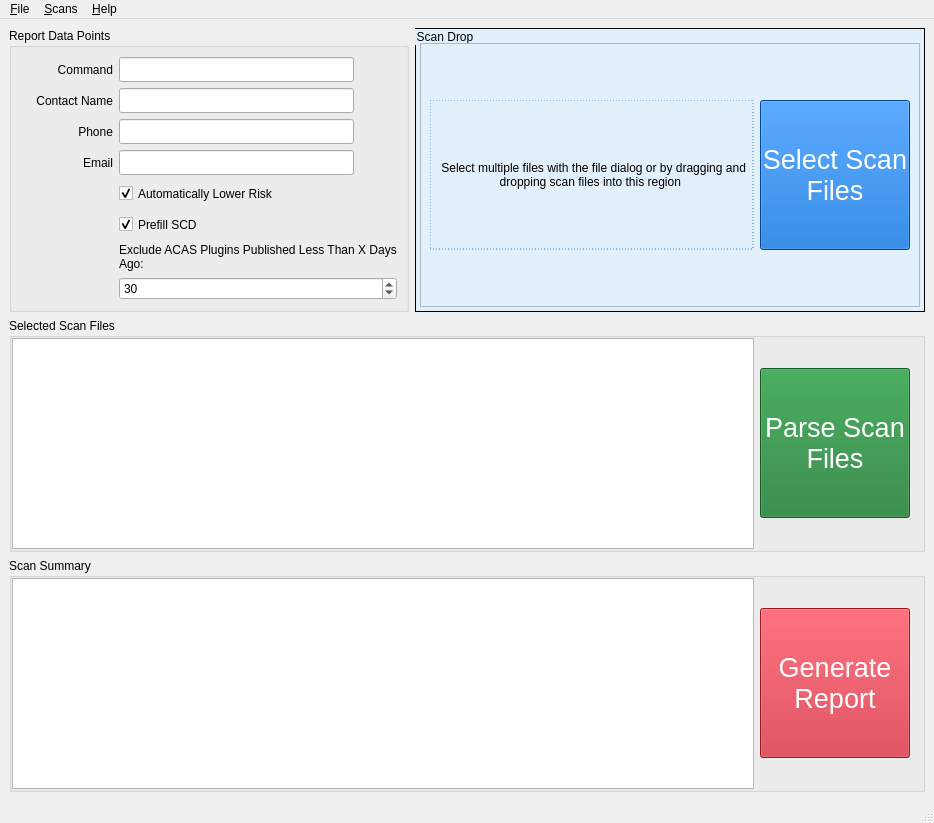
Old version of the form ui_scans_to_reports.ui in the repository CyberSecDef/scans2reports.
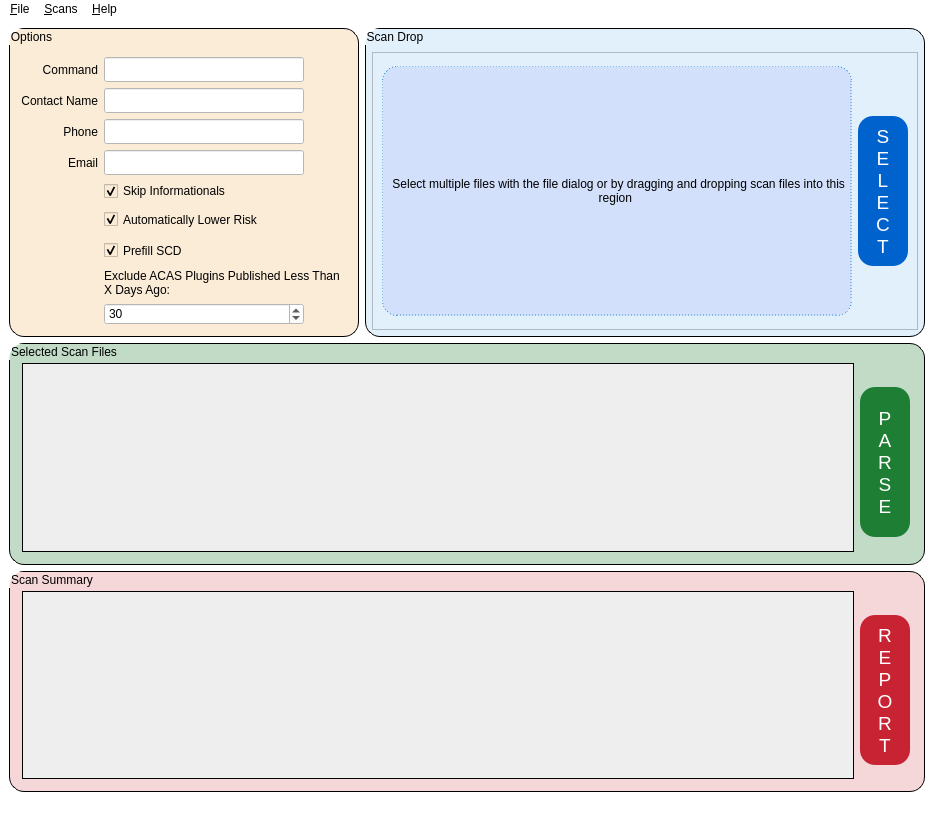
New version of the form.

Commit message: Fixes #45 Added option to skip non-required informational findings.  This is a major performance increase!

```diff
--- a/ui_scans_to_reports.ui
+++ b/ui_scans_to_reports.ui
@@ -14,6 +14,9 @@
   <property name="windowTitle">
    <string>Scans To Reports</string>
   </property>
+  <property name="styleSheet">
+   <string notr="true">background: #ffffff;</string>
+  </property>
   <widget class="QWidget" name="main_content">
    <property name="styleSheet">
     <string notr="true"/>
@@ -21,6 +24,13 @@
    <layout class="QGridLayout" name="gridLayout_2">
     <item row="1" column="0" colspan="2">
      <widget class="QGroupBox" name="grp_selected_scans">
+      <property name="styleSheet">
+       <string notr="true">QGroupBox{
+background-color: #c1dbc7;
+border-radius:15px;
+border:1px solid #000000;
+}</string>
+      </property>
       <property name="title">
        <string>Selected Scan Files</string>
       </property>
@@ -48,7 +58,14 @@
             <enum>Qt::ActionsContextMenu</enum>
            </property>
            <property name="styleSheet">
-            <string notr="true">QHeaderView::section{
+            <string notr="true">QTableWidget{
+background:#eeeeee;
+border-radius:0px;
+border: 1px solid black;
+margin-left:10px;
+margin-bottom:10px;
+}
+QHeaderView::section{
             border-top:0px solid #D8D8D8;
             border-left:0px solid #D8D8D8;
             border-right:1px solid #D8D8D8;
@@ -73,30 +90,34 @@
           <widget class="QPushButton" name="btn_parse_scan_files">
            <property name="minimumSize">
             <size>
-             <width>150</width>
+             <width>50</width>
              <height>150</height>
             </size>
            </property>
            <property name="maximumSize">
             <size>
-             <width>150</width>
+             <width>50</width>
              <height>150</height>
             </size>
            </property>
            <property name="font">
             <font>
              <family>Arial</family>
-             <pointsize>20</pointsize>
+             <pointsize>14</pointsize>
             </font>
            </property>
            <property name="styleSheet">
             <string notr="true">background-color: rgb(30, 126, 52);
 color: #ffffff;
-font-size:20pt;</string>
+border-radius: 15px;
+font-size:14pt;</string>
            </property>
            <property name="text">
-            <string>Parse Scan 
-Files</string>
+            <string>P
+A
+R
+S
+E</string>
            </property>
           </widget>
          </item>
@@ -107,6 +128,13 @@
     </item>
     <item row="2" column="0" colspan="2">
      <widget class="QGroupBox" name="grp_scan_summary">
+      <property name="styleSheet">
+       <string notr="true">QGroupBox{
+background: #f5d7d9;
+border-radius:15px;
+border:1px solid #000000;
+}</string>
+      </property>
       <property name="title">
        <string>Scan Summary</string>
       </property>
@@ -131,7 +159,14 @@
             <enum>Qt::ClickFocus</enum>
            </property>
            <property name="styleSheet">
-            <string notr="true">QHeaderView::section{
+            <string notr="true">QTableWidget{
+background: #eeeeee;
+border-radius: 0px;
+margin-left:10px;
+margin-bottom:10px;
+border: 1px solid black;
+}
+QHeaderView::section{
             border-top:0px solid #D8D8D8;
             border-left:0px solid #D8D8D8;
             border-right:1px solid #D8D8D8;
@@ -156,20 +191,20 @@
           <widget class="QPushButton" name="btn_execute">
            <property name="minimumSize">
             <size>
-             <width>150</width>
+             <width>50</width>
              <height>150</height>
             </size>
            </property>
            <property name="maximumSize">
             <size>
-             <width>150</width>
+             <width>50</width>
              <height>150</height>
             </size>
            </property>
            <property name="font">
             <font>
              <family>Arial</family>
-             <pointsize>20</pointsize>
+             <pointsize>14</pointsize>
              <weight>50</weight>
              <bold>false</bold>
             </font>
@@ -177,11 +212,16 @@
            <property name="styleSheet">
             <string notr="true">background-color: rgb(200, 35, 51);
 color: #ffffff;
-font-size:20pt;</string>
+border-radius: 15px;
+font-size:14pt;</string>
            </property>
            <property name="text">
-            <string>Generate
-Report</string>
+            <string>R
+E
+P
+O
+R
+T</string>
            </property>
           </widget>
          </item>
@@ -203,6 +243,7 @@
 background: rgb(226, 240, 251); 
 border:1px solid #000000;
 padding-top:10px;
+border-radius:15px;
 }</string>
       </property>
       <property name="title">
@@ -312,9 +353,9 @@
               <colorrole role="Base">
                <brush brushstyle="SolidPattern">
                 <color alpha="255">
-                 <red>255</red>
-                 <green>255</green>
-                 <blue>255</blue>
+                 <red>226</red>
+                 <green>240</green>
+                 <blue>251</blue>
                 </color>
                </brush>
               </colorrole>
@@ -458,9 +499,9 @@
               <colorrole role="Base">
                <brush brushstyle="SolidPattern">
                 <color alpha="255">
-                 <red>255</red>
-                 <green>255</green>
-                 <blue>255</blue>
+                 <red>226</red>
+                 <green>240</green>
+                 <blue>251</blue>
                 </color>
                </brush>
               </colorrole>
@@ -671,10 +712,10 @@
             <bool>false</bool>
            </property>
            <property name="autoFillBackground">
-            <bool>true</bool>
+            <bool>false</bool>
            </property>
            <property name="styleSheet">
-            <string notr="true"/>
+            <string notr="true">background: rgb(226, 240, 251); </string>
            </property>
            <property name="frameShape">
             <enum>QFrame::StyledPanel</enum>
@@ -683,12 +724,42 @@
             <enum>QFrame::Raised</enum>
            </property>
            <layout class="QGridLayout" name="gridLayout">
+            <item row="0" column="2">
+             <widget class="QPushButton" name="btn_select_scan_files">
+              <property name="minimumSize">
+               <size>
+                <width>50</width>
+                <height>150</height>
+               </size>
+              </property>
+              <property name="maximumSize">
+               <size>
+                <width>50</width>
+                <height>150</height>
+               </size>
+              </property>
+              <property name="styleSheet">
+               <string notr="true">background-color: rgb(0, 98, 204);
+color: #ffffff;
+border-radius: 15px;
+font-size:14pt;</string>
+              </property>
+              <property name="text">
+               <string>S
+E
+L
+E
+C
+T</string>
+              </property>
+             </widget>
+            </item>
             <item row="0" column="0">
              <widget class="QLabel" name="lbl_file_drop">
               <property name="minimumSize">
                <size>
                 <width>200</width>
-                <height>150</height>
+                <height>250</height>
                </size>
               </property>
               <property name="acceptDrops">
@@ -698,6 +769,8 @@
                <string notr="true">QLabel#lbl_file_drop{
 border: 1px dashed #3490dc;
 font-size:12px;
+background: #d2e0fb;
+border-radius:15px;
 }</string>
               </property>
               <property name="text">
@@ -711,31 +784,6 @@
               </property>
              </widget>
             </item>
-            <item row="0" column="1">
-             <widget class="QPushButton" name="btn_select_scan_files">
-              <property name="minimumSize">
-               <size>
-                <width>150</width>
-                <height>150</height>
-               </size>
-              </property>
-              <property name="maximumSize">
-               <size>
-                <width>150</width>
-                <height>150</height>
-               </size>
-              </property>
-              <property name="styleSheet">
-               <string notr="true">background-color: rgb(0, 98, 204);
-color: #ffffff;
-font-size:20pt;</string>
-              </property>
-              <property name="text">
-               <string>Select Scan
-Files</string>
-              </property>
-             </widget>
-            </item>
            </layout>
           </widget>
          </item>
@@ -753,18 +801,26 @@
        <widget class="QGroupBox" name="grp_data_points">
         <property name="minimumSize">
          <size>
-          <width>400</width>
+          <width>300</width>
           <height>0</height>
          </size>
         </property>
         <property name="maximumSize">
          <size>
-          <width>400</width>
+          <width>350</width>
           <height>16777215</height>
          </size>
         </property>
+        <property name="styleSheet">
+         <string notr="true">QGroupBox{
+background: #fbecd8;
+border:1px solid #000000;
+padding-top:10px;
+border-radius: 15px;
+}</string>
+        </property>
         <property name="title">
-         <string>Report Data Points</string>
+         <string>Options</string>
         </property>
         <layout class="QGridLayout" name="gridLayout_3">
          <item row="5" column="1">
@@ -781,6 +837,9 @@
              <height>25</height>
             </size>
            </property>
+           <property name="styleSheet">
+            <string notr="true">background: #fbecd8;</string>
+           </property>
            <property name="text">
             <string>Automatically Lower Risk</string>
            </property>
@@ -791,6 +850,18 @@
          </item>
          <item row="8" column="1">
           <widget class="QSpinBox" name="spnExcludeDays">
+           <property name="minimumSize">
+            <size>
+             <width>200</width>
+             <height>0</height>
+            </size>
+           </property>
+           <property name="maximumSize">
+            <size>
+             <width>200</width>
+             <height>16777215</height>
+            </size>
+           </property>
            <property name="maximum">
             <number>365</number>
            </property>
@@ -813,6 +884,9 @@
              <height>25</height>
             </size>
            </property>
+           <property name="styleSheet">
+            <string notr="true">background: #fbecd8;</string>
+           </property>
            <property name="text">
             <string>Prefill SCD</string>
            </property>
@@ -831,13 +905,13 @@
            </property>
            <property name="minimumSize">
             <size>
-             <width>235</width>
+             <width>200</width>
              <height>25</height>
             </size>
            </property>
            <property name="maximumSize">
             <size>
-             <width>235</width>
+             <width>200</width>
              <height>25</height>
             </size>
            </property>
@@ -853,13 +927,13 @@
            </property>
            <property name="minimumSize">
             <size>
-             <width>235</width>
+             <width>200</width>
              <height>25</height>
             </size>
            </property>
            <property name="maximumSize">
             <size>
-             <width>235</width>
+             <width>200</width>
              <height>25</height>
             </size>
            </property>
@@ -870,6 +944,9 @@
          </item>
          <item row="2" column="0">
           <widget class="QLabel" name="lbl_phone">
+           <property name="styleSheet">
+            <string notr="true">background: #fbecd8;</string>
+           </property>
            <property name="text">
             <string>Phone</string>
            </property>
@@ -888,13 +965,13 @@
            </property>
            <property name="minimumSize">
             <size>
-             <width>235</width>
+             <width>200</width>
              <height>25</height>
             </size>
            </property>
            <property name="maximumSize">
             <size>
-             <width>235</width>
+             <width>200</width>
              <height>25</height>
             </size>
            </property>
@@ -908,6 +985,10 @@
              <verstretch>0</verstretch>
             </sizepolicy>
            </property>
+           <property name="styleSheet">
+            <string notr="true">background: #fbecd8;
+</string>
+           </property>
            <property name="text">
             <string>Contact Name</string>
            </property>
@@ -918,6 +999,9 @@
          </item>
          <item row="0" column="0">
           <widget class="QLabel" name="lbl_command">
+           <property name="styleSheet">
+            <string notr="true">background: #fbecd8;</string>
+           </property>
            <property name="text">
             <string>Command</string>
            </property>
@@ -936,13 +1020,13 @@
            </property>
            <property name="minimumSize">
             <size>
-             <width>235</width>
+             <width>200</width>
              <height>25</height>
             </size>
            </property>
            <property name="maximumSize">
             <size>
-             <width>235</width>
+             <width>200</width>
              <height>25</height>
             </size>
            </property>
@@ -950,6 +1034,9 @@
          </item>
          <item row="3" column="0">
           <widget class="QLabel" name="lbl_email">
+           <property name="styleSheet">
+            <string notr="true">background: #fbecd8;</string>
+           </property>
            <property name="text">
             <string>Email</string>
            </property>
@@ -960,6 +1047,10 @@
          </item>
          <item row="7" column="1">
           <widget class="QLabel" name="label">
+           <property name="styleSheet">
+            <string notr="true">background: #fbecd8;
+</string>
+           </property>
            <property name="text">
             <string>Exclude ACAS Plugins Published Less Than X Days Ago:</string>
            </property>
@@ -974,6 +1065,19 @@
            </property>
           </widget>
          </item>
+         <item row="4" column="1">
+          <widget class="QCheckBox" name="chkSkipInfo">
+           <property name="styleSheet">
+            <string notr="true">background: #fbecd8;</string>
+           </property>
+           <property name="text">
+            <string>Skip Informationals</string>
+           </property>
+           <property name="checked">
+            <bool>true</bool>
+           </property>
+          </widget>
+         </item>
         </layout>
        </widget>
       </item>
```
The commit also changes 5 other files.
